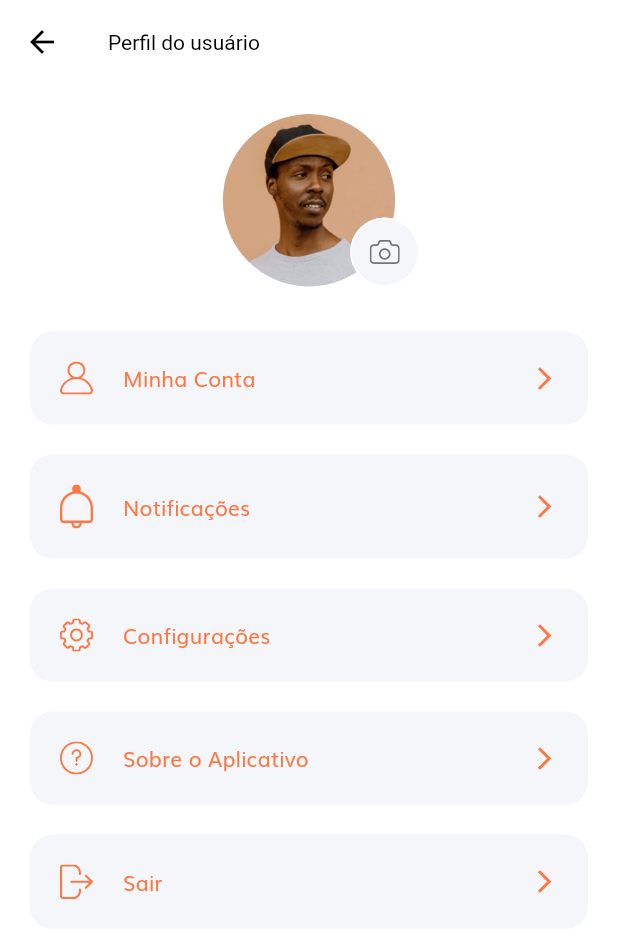
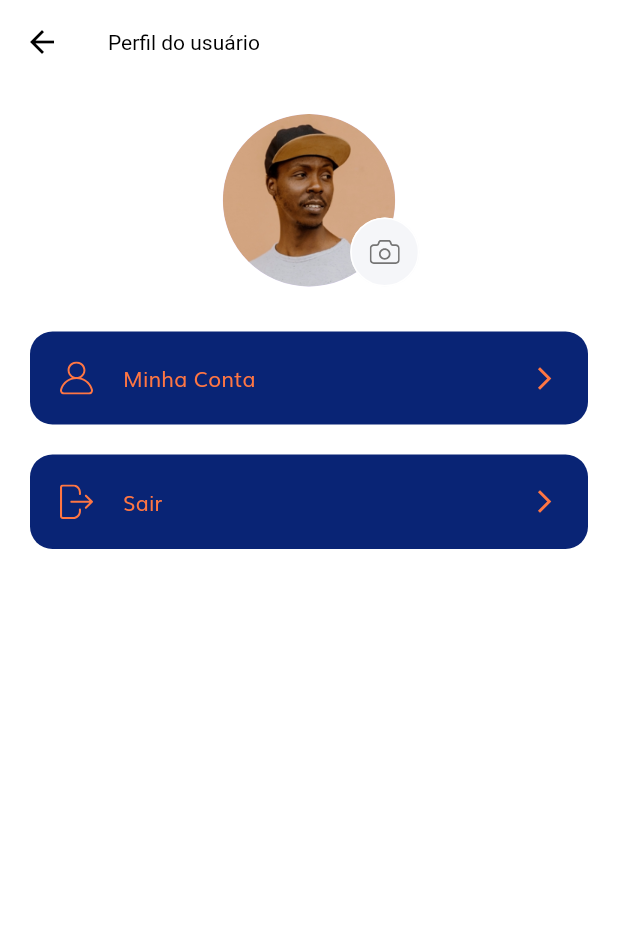
Before and after one commit to Matheus142/promofitapp, a Flutter app: the ProfileScreen screen opened by its route, on a phone screen of 412 x 824 dp. Shown: the top 938 px of the screen. Run offline on Flutter 3.47's test engine with Material 3 defaults, Android fonts, the phone set to English and light mode, and no system bars; our stand-ins replace cloud_firestore, firebase_auth, firebase_core, firebase_storage, flutter_svg, image_picker; accounts and stored records are empty.

Commit message:
mudancanomeapp071212

```diff
--- a/lib/routes.dart
+++ b/lib/routes.dart
@@ -9,6 +9,8 @@ import 'screens/sign_up/sign_up_screen.dart';
 import 'screens/splash/splash_screen.dart';
 import 'screens/products/product_whey.dart';
 import '/models/Product_details.dart';
+import 'screens/profile/components/screen_notification.dart';
+import 'screens/profile/components/screen_about_app.dart';
 
 
 // We use name route
@@ -23,5 +25,6 @@ final Map<String, WidgetBuilder> routes = {
   HomeScreen.routeName: (context) => const HomeScreen(),
   ProductWhey.routeName: (context) => ProductWhey(),
   ProfileScreen.routeName: (context) => const ProfileScreen(),
-  ProductsDetailsPage.routeName:(context) =>  ProductsDetailsPage(),
+  ProductsDetailsPage.routeName: (context) => ProductsDetailsPage(),
+  ScreenNotification.routeName:  (context) => ScreenNotification(),
 };
--- a/lib/screens/profile/components/profile_menu.dart
+++ b/lib/screens/profile/components/profile_menu.dart
@@ -22,7 +22,7 @@ class ProfileMenu extends StatelessWidget {
           foregroundColor: kPrimaryColor, padding: const EdgeInsets.all(20),
           shape:
               RoundedRectangleBorder(borderRadius: BorderRadius.circular(15)),
-          backgroundColor: const Color(0xFFF5F6F9),
+          backgroundColor: Color.fromARGB(255, 9, 36, 117),
         ),
         onPressed: press,
         child: Row(
--- a/lib/screens/profile/profile_screen.dart
+++ b/lib/screens/profile/profile_screen.dart
@@ -28,27 +28,6 @@ class ProfileScreen extends StatelessWidget {
               },
             ),
             ProfileMenu(
-              text: "Notificações",
-              icon: "assets/icons/Bell.svg",
-              press: () {
-                // Implemente a lógica desejada para 'Notificações'
-              },
-            ),
-            ProfileMenu(
-              text: "Configurações",
-              icon: "assets/icons/Settings.svg",
-              press: () {
-                // Implemente a lógica desejada para 'Configurações'
-              },
-            ),
-            ProfileMenu(
-              text: "Sobre o Aplicativo",
-              icon: "assets/icons/Question mark.svg",
-              press: () {
-                // Implemente a lógica desejada para 'Sobre o Aplicativo'
-              },
-            ),
-            ProfileMenu(
               text: "Sair",
               icon: "assets/icons/Log out.svg",
               press: () {
```
Also changed, not shown: lib/screens/profile/components/screen_about_app.dart (added, +27 -0 lines), lib/screens/profile/components/screen_notification.dart (added, +35 -0 lines), pubspec.lock.
